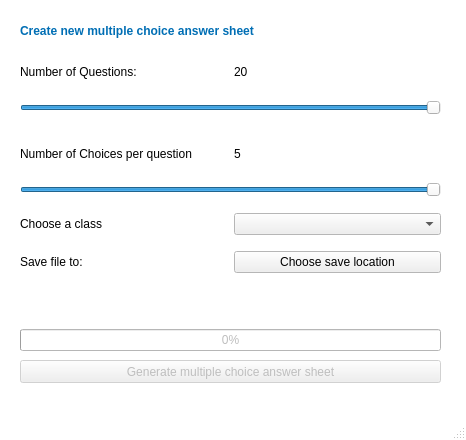
First picture: the form in omr/interface/UI/answersheet_generator.ui, repository ccszwg/Exam-OMR, before the edit.
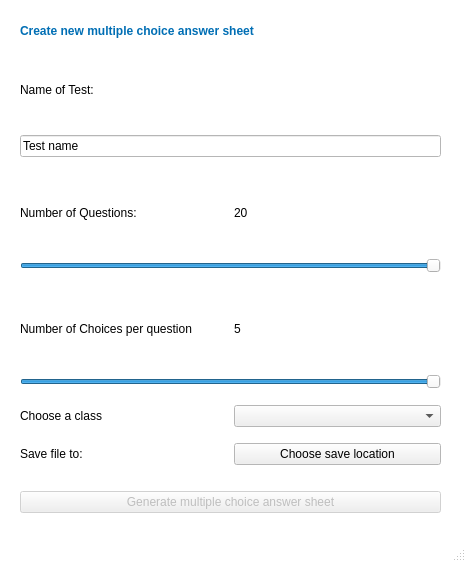
Second picture: the form after the edit.

```diff
--- a/omr/interface/UI/answersheet_generator.ui
+++ b/omr/interface/UI/answersheet_generator.ui
@@ -7,7 +7,7 @@
     <x>0</x>
     <y>0</y>
     <width>466</width>
-    <height>440</height>
+    <height>562</height>
    </rect>
   </property>
   <property name="palette">
@@ -87,10 +87,56 @@
       <x>20</x>
       <y>50</y>
       <width>421</width>
-      <height>301</height>
+      <height>463</height>
      </rect>
     </property>
     <layout class="QVBoxLayout" name="verticalLayout">
+     <item>
+      <layout class="QHBoxLayout" name="horizontalLayout_4">
+       <item>
+        <widget class="QLabel" name="label_5">
+         <property name="sizePolicy">
+          <sizepolicy hsizetype="Preferred" vsizetype="Minimum">
+           <horstretch>0</horstretch>
+           <verstretch>0</verstretch>
+          </sizepolicy>
+         </property>
+         <property name="text">
+          <string>Name of Test:</string>
+         </property>
+        </widget>
+       </item>
+      </layout>
+     </item>
+     <item>
+      <widget class="QLineEdit" name="textbox_testname">
+       <property name="sizePolicy">
+        <sizepolicy hsizetype="Minimum" vsizetype="Fixed">
+         <horstretch>0</horstretch>
+         <verstretch>0</verstretch>
+        </sizepolicy>
+       </property>
+       <property name="text">
+        <string>Test name</string>
+       </property>
+      </widget>
+     </item>
+     <item>
+      <spacer name="verticalSpacer_4">
+       <property name="orientation">
+        <enum>Qt::Vertical</enum>
+       </property>
+       <property name="sizeType">
+        <enum>QSizePolicy::Fixed</enum>
+       </property>
+       <property name="sizeHint" stdset="0">
+        <size>
+         <width>20</width>
+         <height>10</height>
+        </size>
+       </property>
+      </spacer>
+     </item>
      <item>
       <layout class="QHBoxLayout" name="horizontalLayout">
        <item>
@@ -259,39 +305,29 @@
      </item>
      <item>
       <widget class="QLabel" name="label_savelocation">
+       <property name="sizePolicy">
+        <sizepolicy hsizetype="Preferred" vsizetype="Fixed">
+         <horstretch>0</horstretch>
+         <verstretch>0</verstretch>
+        </sizepolicy>
+       </property>
        <property name="text">
         <string/>
        </property>
       </widget>
      </item>
      <item>
-      <widget class="QProgressBar" name="progressBar">
+      <widget class="QPushButton" name="button_generate">
        <property name="enabled">
         <bool>false</bool>
        </property>
-       <property name="value">
-        <number>0</number>
+       <property name="text">
+        <string>Generate multiple choice answer sheet</string>
        </property>
       </widget>
      </item>
     </layout>
    </widget>
-   <widget class="QPushButton" name="button_generate">
-    <property name="enabled">
-     <bool>false</bool>
-    </property>
-    <property name="geometry">
-     <rect>
-      <x>20</x>
-      <y>360</y>
-      <width>421</width>
-      <height>23</height>
-     </rect>
-    </property>
-    <property name="text">
-     <string>Generate multiple choice answer sheet</string>
-    </property>
-   </widget>
    <widget class="QLabel" name="text_title_2">
     <property name="geometry">
      <rect>
```
